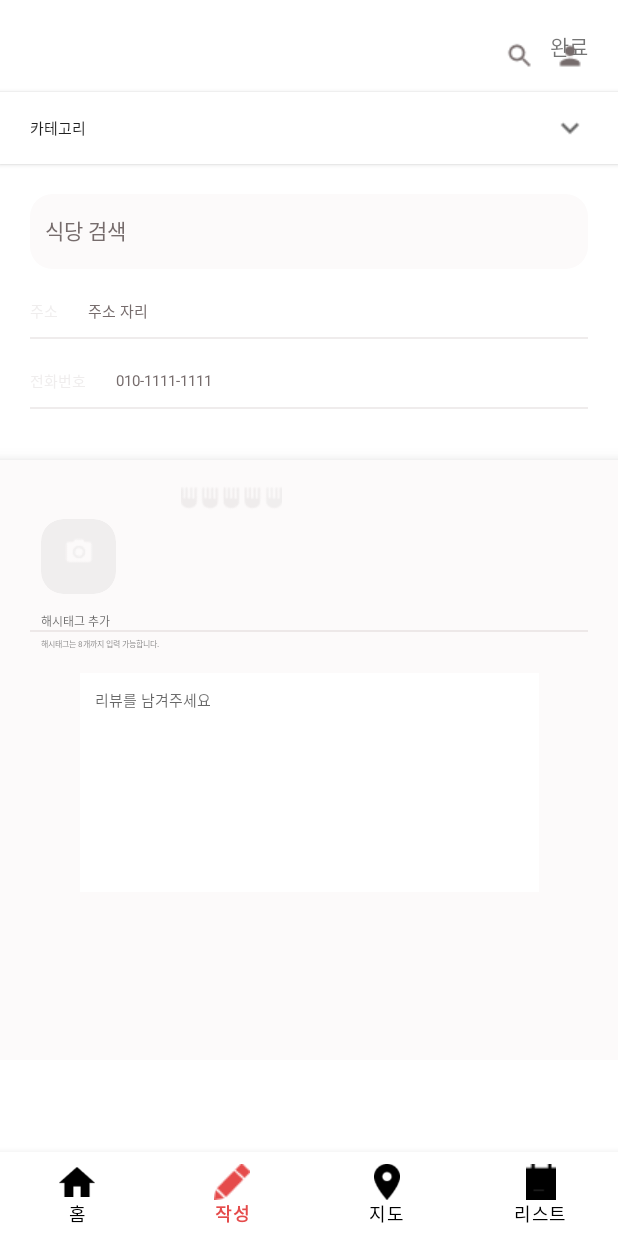
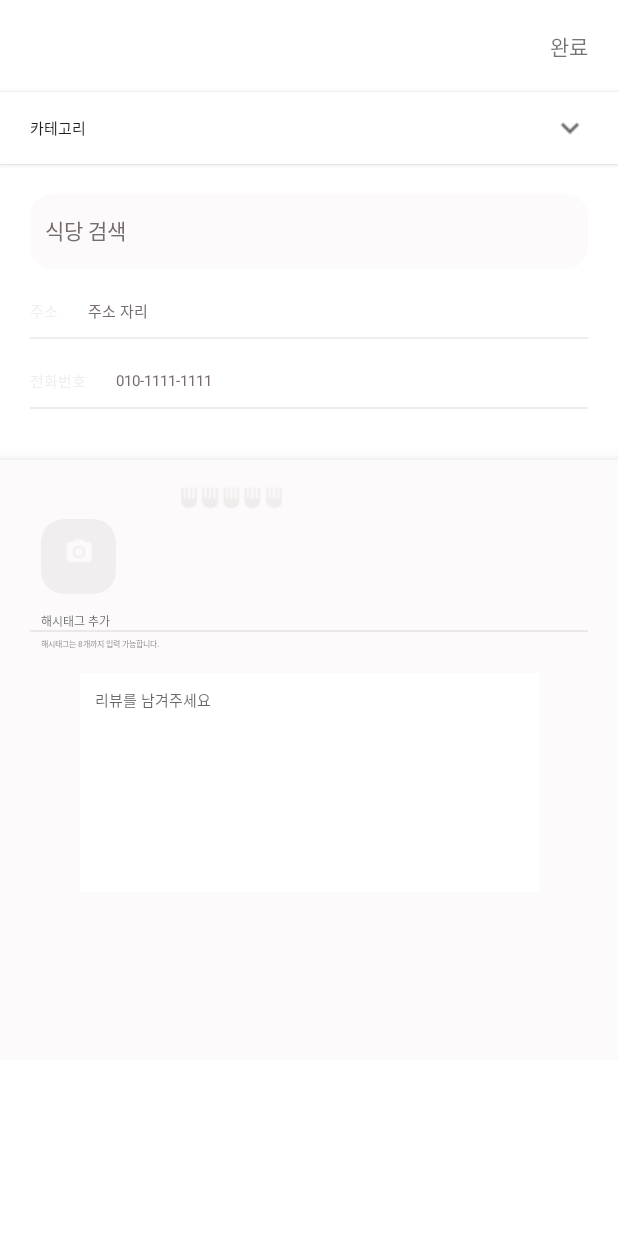
Before and after one commit to hees00/mechelin_front, an Android app: the screen it shows after launch (MainActivity before the commit, WritingActivity after it), item 2 of the bottom bar chosen, on a phone screen of 412 x 824 dp. Run offline under Robolectric (Android 15) with nearby library versions, the phone set to English and light mode, and no system bars; network calls fail.

Commit message:
wrting activity

```diff
--- a/app/src/main/AndroidManifest.xml
+++ b/app/src/main/AndroidManifest.xml
@@ -26,6 +26,7 @@
             android:exported="true">
         </activity>
         <activity android:name=".ui.save.SearchPlaceActivity"/>
+        <activity android:name=".ui.main.WritingActivity"/>
     </application>
 
 </manifest>
--- a/app/src/main/java/com/example/mechelin/ui/main/MainActivity.kt
+++ b/app/src/main/java/com/example/mechelin/ui/main/MainActivity.kt
@@ -1,5 +1,6 @@
 package com.example.mechelin.ui.main
 
+import android.content.Intent
 import androidx.appcompat.app.AppCompatActivity
 import android.os.Bundle
 import com.example.mechelin.R
@@ -31,10 +32,12 @@ class MainActivity : AppCompatActivity() {
                 }
 
                 R.id.writingFragment -> {
-                    supportFragmentManager.beginTransaction()
-                        .replace(R.id.main_frm, WritingFragment())
-                        .commitAllowingStateLoss()
-                    return@setOnItemSelectedListener true
+//                    supportFragmentManager.beginTransaction()
+//                        .replace(R.id.main_frm, WritingFragment())
+//                        .commitAllowingStateLoss()
+//                    return@setOnItemSelectedListener true
+                    val intent = Intent(this, WritingActivity::class.java)
+                    startActivity(intent)
                 }
 
                 R.id.mapFragment -> {
--- /dev/null
+++ b/app/src/main/java/com/example/mechelin/ui/main/WritingActivity.kt
@@ -0,0 +1,103 @@
+package com.example.mechelin.ui.main
+
+import android.app.Activity
+import android.content.Intent
+import android.os.Bundle
+import android.os.PersistableBundle
+import android.util.Log
+import android.view.LayoutInflater
+import android.view.View
+import android.view.ViewGroup
+import android.widget.ScrollView
+import androidx.appcompat.app.AppCompatActivity
+import androidx.fragment.app.Fragment
+import com.example.mechelin.R
+import com.example.mechelin.data.SearchStore
+import com.example.mechelin.data.remote.Store
+import com.example.mechelin.databinding.ActivitySearchPlaceBinding
+import com.example.mechelin.databinding.FragmentHomeBinding
+import com.example.mechelin.databinding.FragmentWritingBinding
+import com.example.mechelin.ui.save.SearchPlaceActivity
+
+class WritingActivity: AppCompatActivity() {
+
+    lateinit var binding: FragmentWritingBinding
+    lateinit var store: Store
+
+    override fun onCreate(savedInstanceState: Bundle?) {
+        super.onCreate(savedInstanceState)
+        setContentView(R.layout.activity_main)
+
+        binding = FragmentWritingBinding.inflate(layoutInflater)
+        val view = binding.root
+        setContentView(view)
+
+        makeTag()
+
+        binding.writingCategorySelectTb.setOnClickListener {
+            if (binding.writingCategorySelectTb.isChecked) {
+                binding.writingCategoryLayout.visibility = View.VISIBLE
+            } else {
+                binding.writingCategoryLayout.visibility = View.GONE
+            }
+        }
+
+//        if (arguments != null) {
+//            Log.d("resultstore", arguments?.getParcelable<SearchStore>("store").toString())
+//        }
+//
+//
+//        binding.writingSearchView.setOnClickListener {
+//            val intent = Intent(getActivity(), SearchPlaceActivity::class.java)
+//            startActivity(intent)
+//        }
+
+    }
+//    override fun onCreateView(
+//        inflater: LayoutInflater,
+//        container: ViewGroup?,
+//        savedInstanceState: Bundle?
+//    ): View? {
+//        binding = FragmentWritingBinding.inflate(inflater, container, false)
+//
+//        makeTag()
+//
+//        binding.writingCategorySelectTb.setOnClickListener {
+//            if (binding.writingCategorySelectTb.isChecked) {
+//                binding.writingCategoryLayout.visibility = View.VISIBLE
+//            } else {
+//                binding.writingCategoryLayout.visibility = View.GONE
+//            }
+//        }
+//
+////        if (arguments != null) {
+////            Log.d("resultstore", arguments?.getParcelable<SearchStore>("store").toString())
+////        }
+////
+////
+////        binding.writingSearchView.setOnClickListener {
+////            val intent = Intent(getActivity(), SearchPlaceActivity::class.java)
+////            startActivity(intent)
+////        }
+//
+//        return binding.root
+//
+//    }
+
+    public fun categoryClick(view: View){
+        Log.d("category",view.id.toString())
+    }
+
+
+    fun makeTag() {
+        var beforeTag = "#행복 #하이 #진짜_진짜"
+        var tag = beforeTag.split("#")
+        var resultTag = ArrayList<String>()
+        Log.d("HashTag", "tag"+tag.toString())
+        for (i in 1..(tag.size-1)) {
+            resultTag.add(tag[i].trim())
+        }
+        Log.d("HashTag", resultTag.toString())
+
+    }
+}
--- a/app/src/main/java/com/example/mechelin/ui/main/WritingFragment.kt
+++ /dev/null
@@ -1,64 +0,0 @@
-package com.example.mechelin.ui.main
-
-import android.content.Intent
-import android.os.Bundle
-import android.util.Log
-import android.view.LayoutInflater
-import android.view.View
-import android.view.ViewGroup
-import androidx.fragment.app.Fragment
-import com.example.mechelin.data.SearchStore
-import com.example.mechelin.data.remote.Store
-import com.example.mechelin.databinding.FragmentHomeBinding
-import com.example.mechelin.databinding.FragmentWritingBinding
-import com.example.mechelin.ui.save.SearchPlaceActivity
-
-class WritingFragment: Fragment() {
-
-    lateinit var binding: FragmentWritingBinding
-    lateinit var store: Store
-
-    override fun onCreateView(
-        inflater: LayoutInflater,
-        container: ViewGroup?,
-        savedInstanceState: Bundle?
-    ): View? {
-        binding = FragmentWritingBinding.inflate(inflater, container, false)
-
-        makeTag()
-
-        binding.writingCategorySelectTb.setOnClickListener {
-            if (binding.writingCategorySelectTb.isChecked) {
-                binding.writingCategoryLayout.visibility = View.VISIBLE
-            } else {
-                binding.writingCategoryLayout.visibility = View.GONE
-            }
-        }
-
-        if (arguments != null) {
-            Log.d("resultstore", arguments?.getParcelable<SearchStore>("store").toString())
-        }
-
-
-        binding.writingSearchView.setOnClickListener {
-            val intent = Intent(getActivity(), SearchPlaceActivity::class.java)
-            startActivity(intent)
-        }
-
-        return binding.root
-
-    }
-
-
-    fun makeTag() {
-        var beforeTag = "#행복 #하이 #진짜_진짜"
-        var tag = beforeTag.split("#")
-        var resultTag = ArrayList<String>()
-        Log.d("HashTag", "tag"+tag.toString())
-        for (i in 1..(tag.size-1)) {
-            resultTag.add(tag[i].trim())
-        }
-        Log.d("HashTag", resultTag.toString())
-
-    }
-}
--- a/app/src/main/java/com/example/mechelin/ui/search/SearchPlaceActivity.kt
+++ b/app/src/main/java/com/example/mechelin/ui/search/SearchPlaceActivity.kt
@@ -14,8 +14,9 @@ import com.example.mechelin.data.remote.KakaoapiInterface
 import com.example.mechelin.data.remote.Place
 import com.example.mechelin.data.remote.Researchkeyword
 import com.example.mechelin.databinding.ActivitySearchPlaceBinding
+import com.example.mechelin.ui.main.HomeFragment
 import com.example.mechelin.ui.main.MainActivity
-import com.example.mechelin.ui.main.WritingFragment
+import com.example.mechelin.ui.main.WritingActivity
 import retrofit2.Call
 import retrofit2.Callback
 import retrofit2.Response
@@ -95,7 +96,7 @@ class SearchPlaceActivity : AppCompatActivity(){
 
         //어댑터 설정
         val searchRVAdapter = SearchRVAdapter(StoreDatas,itemClickedListener={
-            getselectedStore(WritingFragment(),it)
+            getselectedStore(HomeFragment(),it)
         })
         //리사이클러 뷰에 연결
         binding.searchResultRv.adapter= searchRVAdapter
--- a/app/src/main/java/com/example/mechelin/ui/search/SearchRVAdapter.kt
+++ b/app/src/main/java/com/example/mechelin/ui/search/SearchRVAdapter.kt
@@ -9,7 +9,7 @@ import androidx.recyclerview.widget.RecyclerView
 import com.example.mechelin.R
 import com.example.mechelin.data.SearchStore
 import com.example.mechelin.databinding.ItemSearchResultBinding
-import com.example.mechelin.ui.main.WritingFragment
+
 
 class SearchRVAdapter(private val StoreList: ArrayList<SearchStore>,private val itemClickedListener:(SearchStore)->Unit) : RecyclerView.Adapter<SearchRVAdapter.ViewHolder>() {
     //뷰홀더를 생성해줘야 할 때 생성되는 함수
--- a/app/src/main/res/layout/fragment_writing.xml
+++ b/app/src/main/res/layout/fragment_writing.xml
@@ -169,6 +169,7 @@
             app:layout_constraintStart_toStartOf="parent"
             android:layout_marginStart="39dp"
             android:layout_marginTop="20dp"
+            android:onClick="categoryClick"
             />
 
         <androidx.appcompat.widget.AppCompatToggleButton
@@ -187,6 +188,7 @@
             app:layout_constraintTop_toTopOf="@id/writing_category_koreanfood_tb"
             app:layout_constraintStart_toEndOf="@id/writing_category_koreanfood_tb"
             android:layout_marginStart="20dp"
+            android:onClick="categoryClick"
             />
 
         <androidx.appcompat.widget.AppCompatToggleButton
@@ -296,7 +298,7 @@
             />
 
     </androidx.constraintlayout.widget.ConstraintLayout>
-g
+
 
 <!--    나중에 변경-->
     <androidx.constraintlayout.widget.ConstraintLayout
```
